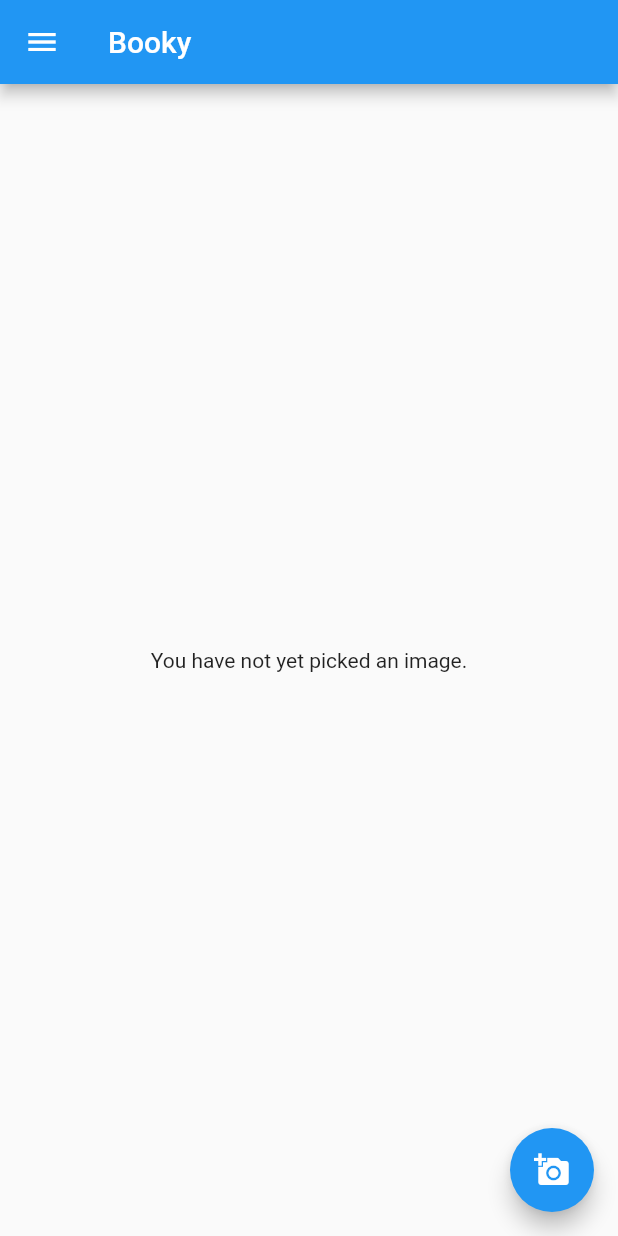
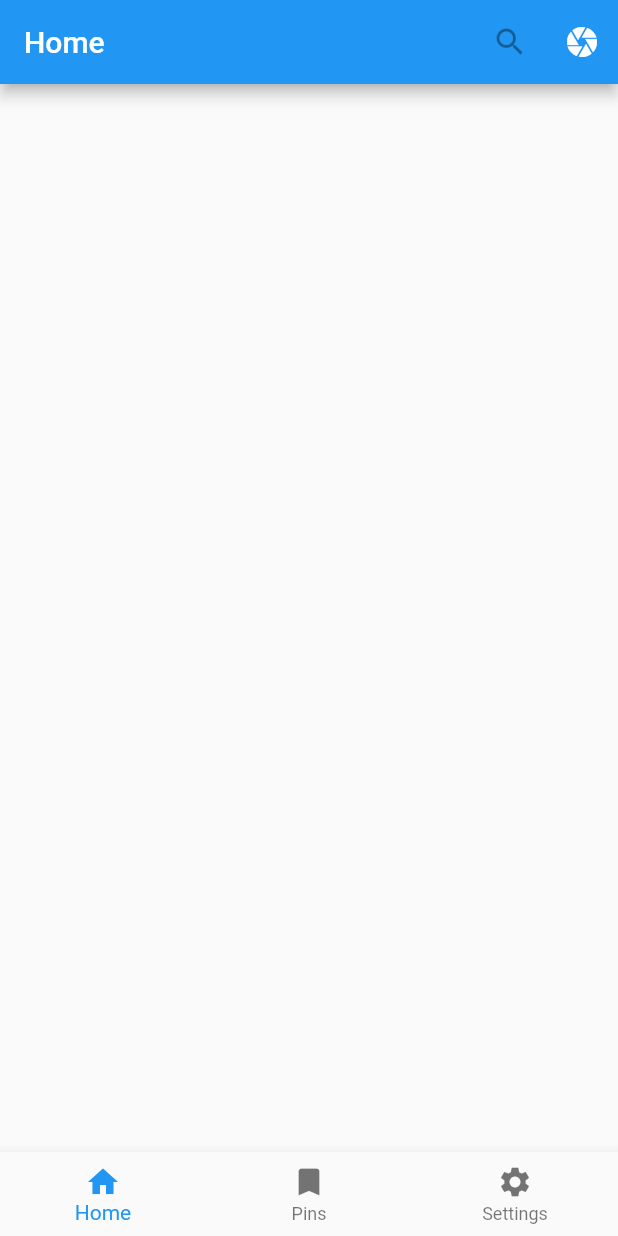
Before and after one commit to MostafaAyesh/booky_search, a Flutter app: the screen it shows after launch, on a phone screen of 412 x 824 dp. Run offline on Flutter 3.47's test engine with Material 2 defaults, Android fonts, the phone set to English and light mode, and no system bars; our stand-ins replace googleapis_auth, image_picker, share; missing offline and left inert: googleapis; statements that could not run were skipped.

Commit message:
Code Rewrite
Added new modules but still WIP

```diff
--- a/lib/main.dart
+++ b/lib/main.dart
@@ -9,11 +9,15 @@ import 'package:googleapis/vision/v1.dart' as vis;
 import 'package:googleapis/books/v1.dart' as bk;
 import 'package:share/share.dart';
 import 'creds.dart';
+import "package:Booky/pages/home_page.dart";
+import "package:Booky/pages/search_page.dart";
+import "package:Booky/pages/result_page.dart";
 
 const _SCOPES = const [vis.VisionApi.CloudVisionScope, bk.BooksApi.BooksScope];
 
-vis.ImagesResourceApi visionApi = null;
-bk.VolumesResourceApi booksApi = null;
+vis.ImagesResourceApi visionApi;
+bk.VolumesResourceApi booksApi;
+
 var mainDrawer = new Drawer(
   child: new ListView(
     children: <Widget>[
@@ -34,8 +38,15 @@ void main() {
     booksApi = new bk.BooksApi(http_client).volumes;
   });
   runApp(new MaterialApp(
-      home: new MyHomePage(),
-      routes: {"/Book": (BuildContext context) => new BookPage()}));
+    home: new HomePage(),
+    routes: {
+      "/Search": (BuildContext context) => new SearchPage(),
+      "/Result": (BuildContext context) => new ResultPage(),
+    },
+  ));
+//  runApp(new MaterialApp(
+//      home: new MyHomePage(),
+//      routes: {"/Book": (BuildContext context) => new BookPage()}));
 }
 
 var bookName = "";
--- /dev/null
+++ b/lib/pages/home_page.dart
@@ -0,0 +1,60 @@
+import 'package:flutter/material.dart';
+import 'package:image_picker/image_picker.dart';
+import 'dart:async';
+
+var imageFile;
+
+class HomePage extends StatefulWidget {
+  @override
+  _HomePageState createState() => new _HomePageState();
+}
+
+class _HomePageState extends State<HomePage> {
+
+  pickImage() async {
+    ImagePicker.pickImage().then((value){
+      imageFile = value;
+    }).whenComplete(()async {
+      await new Future.delayed(new Duration(milliseconds: 100)); // https://github.com/flutter/flutter/issues/13818
+      Navigator.of(context).pushNamed("/Search");
+    });
+  }
+
+  static final _pageTitle = "Home";
+
+  static final bottomBarItems = [
+    new BottomNavigationBarItem(
+        icon: new Icon(Icons.home), title: new Text("Home")),
+    new BottomNavigationBarItem(
+        icon: new Icon(Icons.bookmark), title: new Text("Pins")),
+    new BottomNavigationBarItem(
+        icon: new Icon(Icons.settings), title: new Text("Settings"))
+  ];
+
+  var bottomBar = new BottomNavigationBar(
+    items: bottomBarItems,
+    type: BottomNavigationBarType.fixed,
+    fixedColor: Colors.blue,
+  );
+
+  @override
+  Widget build(BuildContext context) {
+    return new Scaffold(
+      appBar: new AppBar(
+        title: new Text(_pageTitle),
+        actions: <Widget>[
+          new IconButton(
+            icon: new Icon(Icons.search),
+            onPressed: null,
+            tooltip: "Search",
+          ),
+          new IconButton(
+              icon: new Icon(Icons.camera),
+              onPressed: pickImage,
+              tooltip: "Image Search")
+        ],
+      ),
+      bottomNavigationBar: bottomBar,
+    );
+  }
+}
```
Also changed, not shown: lib/pages/result_page.dart (added, +11 -0 lines), lib/pages/search_page.dart (added, +39 -0 lines), lib/util/book_result.dart (added, +10 -0 lines), lib/util/image_search.dart (added, +57 -0 lines), 9 other files.
